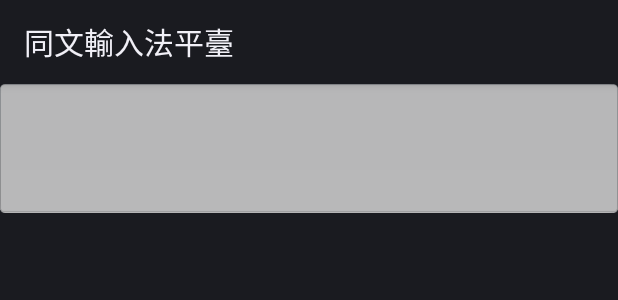
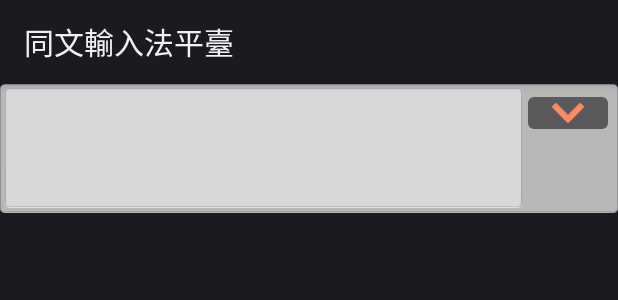
Before and after one commit to liuyaoCS/trime-master, an Android app: the layout candidate_container.xml on its own in the app's theme, with its tools: preview values and no code run, on a phone screen of 412 x 824 dp. Shown: the top 300 px of the screen. Run offline under Robolectric (Android 15) with nearby library versions, the phone set to English and light mode, and no system bars.

Commit message:
修改候选区view布局

```diff
--- a/app/src/main/java/com/osfans/helper/Config.java
+++ b/app/src/main/java/com/osfans/helper/Config.java
@@ -35,7 +35,7 @@ public class Config {
   private Map<String, Object> mStyle, mDefaultStyle;
   private Map<String, Map<String, Object>> maps;
   private String defaultName = "trime.yaml";
-  private static String USER_DATA_DIR = "/sdcard/rime";
+  public static String USER_DATA_DIR = "/sdcard/rime";
   private static int BLK_SIZE = 1024;
   private static Config self = null;
 
@@ -55,7 +55,7 @@ public class Config {
   }
 
   public static boolean prepareRime(Context context) {
-    Log.e("Config", "prepare rime");
+    Log.i("Config", "prepare rime");
     if (new File(USER_DATA_DIR).exists()) return false;
     copyFileOrDir(context, "rime", false);
     Rime.get(true);
--- a/app/src/main/java/com/osfans/keyboard/Keyboard.java
+++ b/app/src/main/java/com/osfans/keyboard/Keyboard.java
@@ -111,6 +111,7 @@ public class Keyboard {
     private int mProximityThreshold;
     /** Number of key widths from current touch point to search for nearest keys. */
     private static float SEARCH_DISTANCE = 1.4f;
+    private String mName="default";
 
     /**
      * Creates a keyboard from the given xml key layout file.
@@ -328,10 +329,13 @@ public class Keyboard {
         }
         return new int[0];
     }
-
+    public String getName(){
+        return mName;
+    }
   public Keyboard(Context context, String name) {
     this(context);
     Map<String,Object> m = Config.get().getKeyboard(name);
+      mName=(String)Key.getValue(m, "name", "default");
     mAsciiMode = (Integer)Key.getValue(m, "ascii_mode", 1);
     int columns = (Integer)Key.getValue(m, "columns", 20);
     int defaultWidth = (int)(Key.getDouble(m, "width", 0) * mDisplayWidth / 100);
--- a/app/src/main/java/com/osfans/trime/PrefActivity.java
+++ b/app/src/main/java/com/osfans/trime/PrefActivity.java
@@ -36,6 +36,8 @@ import android.webkit.WebView;
 import android.webkit.WebViewClient;
 import android.util.Log;
 import android.widget.Toast;
+
+import java.io.File;
 
 /**
  * Manages IME preferences.
@@ -115,8 +117,12 @@ public class PrefActivity extends PreferenceActivity {
         return true;
       case "pref_init": //初始化
         Config.prepareRime(this);
+        System.exit(0); //清理內存
         return true;
       case "pref_deploy": //部署
+        if (!new File(Config.USER_DATA_DIR).exists()) {
+          Config.copyFileOrDir(this, "rime", false);
+        }
         deploy();
         return true;
       case "pref_sync": //同步
--- a/app/src/main/res/layout/candidate_container.xml
+++ b/app/src/main/res/layout/candidate_container.xml
@@ -31,9 +31,18 @@
         android:divider="@null"
         android:scrollbars="none"
         android:visibility="gone"></ListView>
-  <HorizontalScrollView android:id="@+id/scroll"
+    <LinearLayout
         android:layout_width="match_parent"
         android:layout_height="wrap_content"
+        android:orientation="horizontal"
+        android:weightSum="20"
+        android:background="@drawable/candidate_bg"
+        >
+
+      <HorizontalScrollView android:id="@+id/scroll"
+        android:layout_width="0dp"
+        android:layout_height="wrap_content"
+          android:layout_weight="17"
         android:layout_alignParentTop="true"
         android:layout_alignParentLeft="true"
         android:fillViewport="true">
@@ -41,14 +50,23 @@
             android:layout_width="match_parent"
             android:layout_height="wrap_content"
             android:orientation="vertical"
-        android:background="@drawable/candidate_bg">
+           >
 
           <com.osfans.view.CandidateView
               android:id="@+id/candidate"
               android:layout_width="match_parent"
               android:layout_height="120px"
-
+              android:background="@drawable/candidate_bg"
               />
         </LinearLayout>
       </HorizontalScrollView>
+     <ImageButton
+        android:id="@+id/suggest_show"
+        android:layout_width="0dp"
+        android:layout_height="wrap_content"
+        android:layout_weight="3"
+
+        android:layout_centerVertical="true"
+        android:src="@drawable/suggest_show"/>
     </LinearLayout>
+</LinearLayout>
```
Also changed, not shown: app/src/main/java/com/osfans/trime/TrimeService.java (+20 -5 lines), app/src/main/java/com/osfans/view/KeyboardView.java (+68 -3 lines), app/src/main/res/drawable-xhdpi/candidate_container_bg.png (added), app/src/main/res/drawable-xhdpi/suggest_show.png (added), 1 other file. Lines whose indentation alone changed are shown as unchanged.
